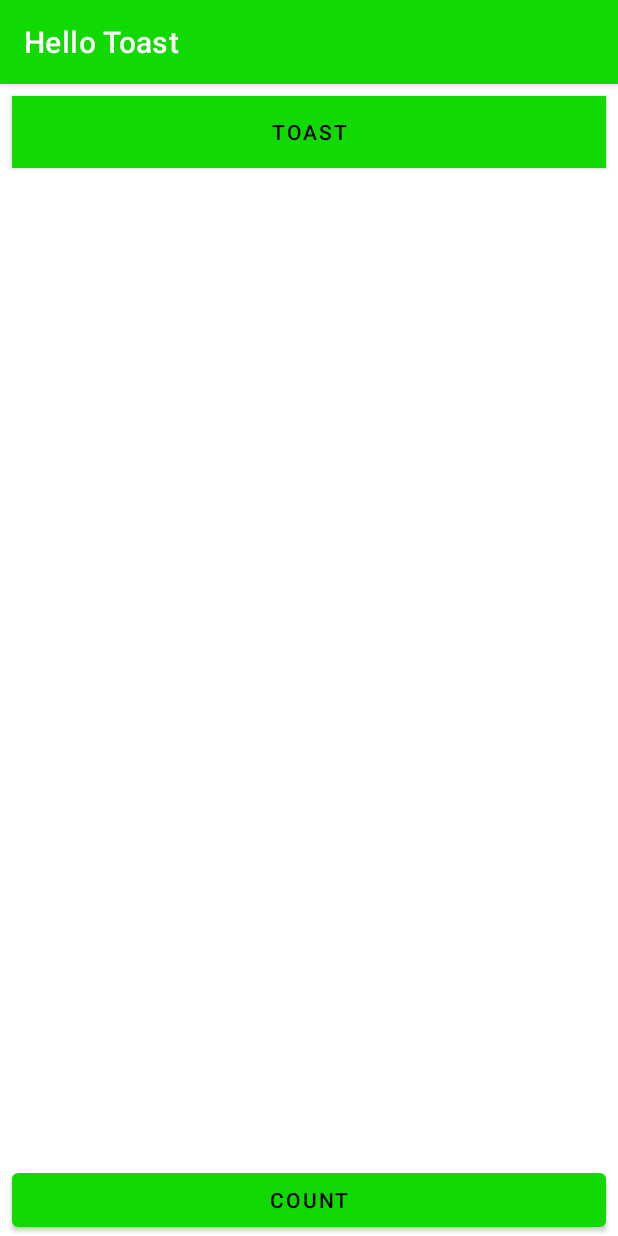
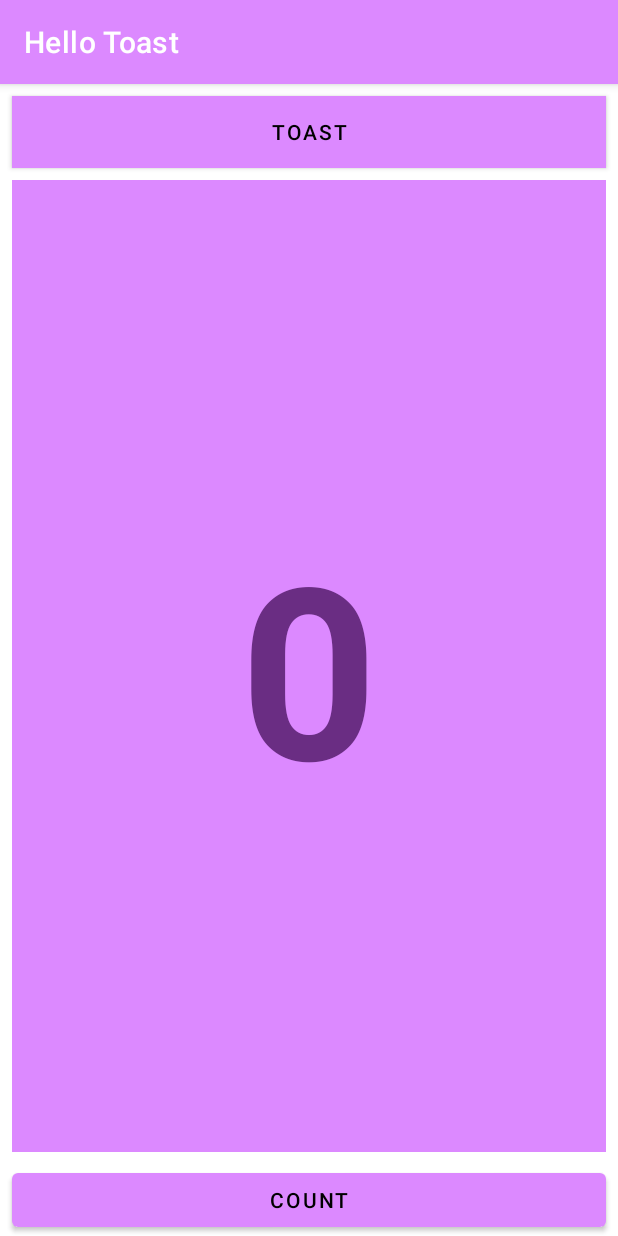
Before and after one commit to Necrogear/HelloToast, an Android app: the screen it shows after launch (MainActivity), on a phone screen of 412 x 824 dp. Run offline under Robolectric (Android 15) with nearby library versions, the phone set to English and light mode, and no system bars.

Commit message:
Textview + Strings hardcoded

```diff
--- a/app/src/main/res/layout/activity_main.xml
+++ b/app/src/main/res/layout/activity_main.xml
@@ -15,11 +15,32 @@
         android:layout_marginEnd="8dp"
         android:background="@color/colorPrimary"
         android:backgroundTint="@color/colorPrimary"
-        android:text="Toast"
+        android:text="@string/button_label_toast"
         android:textColor="#000000"
         app:layout_constraintEnd_toEndOf="parent"
         app:layout_constraintStart_toStartOf="parent"
         app:layout_constraintTop_toTopOf="parent" />
+
+    <TextView
+        android:id="@+id/show_count"
+        android:layout_width="0dp"
+        android:layout_height="0dp"
+        android:layout_marginStart="8dp"
+        android:layout_marginTop="8dp"
+        android:layout_marginEnd="8dp"
+        android:layout_marginBottom="8dp"
+        android:background="@color/colorPrimary"
+        android:gravity="center_vertical"
+        android:text="0"
+        android:textAlignment="center"
+        android:textColor="@color/colorPrimaryDark"
+        android:textSize="160sp"
+        android:textStyle="bold"
+        app:layout_constraintBottom_toTopOf="@+id/button_count"
+        app:layout_constraintEnd_toEndOf="parent"
+        app:layout_constraintHorizontal_bias="0.5"
+        app:layout_constraintStart_toStartOf="parent"
+        app:layout_constraintTop_toBottomOf="@+id/button_toast" />
 
     <Button
         android:id="@+id/button_count"
@@ -27,7 +48,7 @@
         android:layout_height="wrap_content"
         android:layout_marginStart="8dp"
         android:layout_marginEnd="8dp"
-        android:text="Count"
+        android:text="@string/button_label_count"
         android:textColor="#000000"
         app:layout_constraintBottom_toBottomOf="parent"
         app:layout_constraintEnd_toEndOf="parent"
--- a/app/src/main/res/values/colors.xml
+++ b/app/src/main/res/values/colors.xml
@@ -1,7 +1,7 @@
 <?xml version="1.0" encoding="utf-8"?>
 <resources>
-    <color name="colorPrimary">#11DA03</color>
-    <color name="colorPrimaryDark">#1A9804</color>
+    <color name="colorPrimary">#FFDC89FF</color>
+    <color name="colorPrimaryDark">#FF6A2D83</color>
     <color name="colorAccent">#FF3700B3</color>
 
     <color name="purple_200">#FFBB86FC</color>
--- a/app/src/main/res/values/strings.xml
+++ b/app/src/main/res/values/strings.xml
@@ -1,3 +1,5 @@
 <resources>
     <string name="app_name">Hello Toast</string>
+    <string name="button_label_toast">Toast</string>
+    <string name="button_label_count">Count</string>
 </resources>
```
